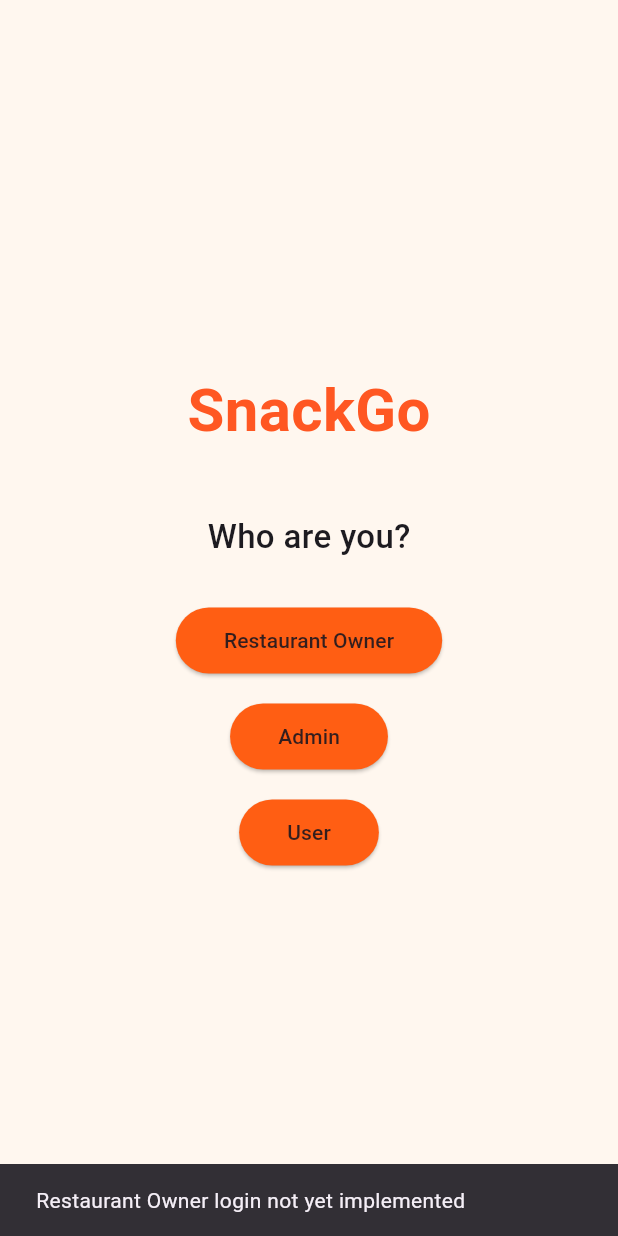
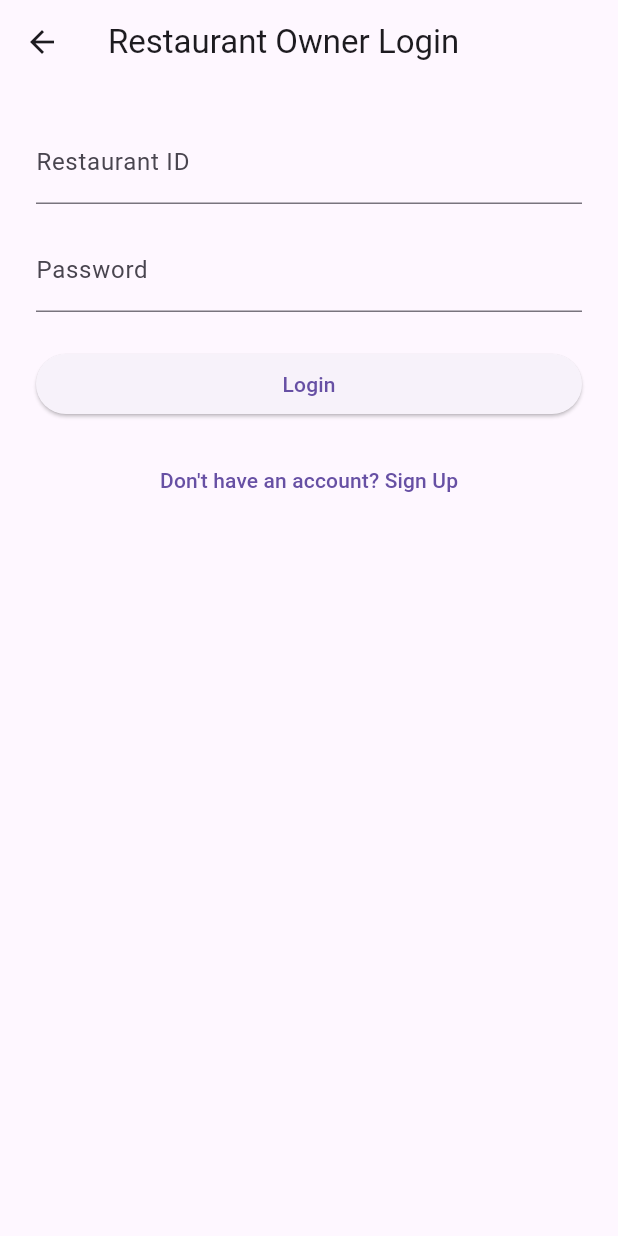
Before and after one commit to ManasviPatodia/Swiggy-Clone, a Flutter app: the screen it shows after launch, after a tap on "Restaurant Owner", on a phone screen of 412 x 824 dp. Run offline on Flutter 3.47's test engine with Material 3 defaults, Android fonts, the phone set to English and light mode, and no system bars; our stand-ins replace cloud_firestore, firebase_auth, firebase_core, google_sign_in; accounts and stored records are empty.

Commit message:
Added Google sign-in and login for restaurant owners

```diff
--- a/lib/main.dart
+++ b/lib/main.dart
@@ -1,6 +1,8 @@
 import 'package:flutter/material.dart';
 import 'package:firebase_core/firebase_core.dart';
 import 'welcome_page.dart';
+import 'restaurant_signup_page.dart';
+import 'restaurant_login_page.dart';
 
 void main() async {
   WidgetsFlutterBinding.ensureInitialized();
@@ -13,21 +15,20 @@ class SnackGoApp extends StatelessWidget {
 
   @override
   Widget build(BuildContext context) {
-    return MaterialApp(title: 'SnackGo', home: const WelcomePage());
+    return MaterialApp(
+      title: 'SnackGo',
+      home: const WelcomePage(),
+      routes: {
+        '/restaurantSignup': (context) => const RestaurantSignupPage(),
+        '/restaurantLogin': (context) => const RestaurantLoginPage(),
+        //'/restaurantSetup': (context) => const RestaurantSetupPage(),
+      },
+    );
   }
 }
 
 class MyHomePage extends StatefulWidget {
   const MyHomePage({super.key, required this.title});
-
-  // This widget is the home page of your application. It is stateful, meaning
-  // that it has a State object (defined below) that contains fields that affect
-  // how it looks.
-
-  // This class is the configuration for the state. It holds the values (in this
-  // case the title) provided by the parent (in this case the App widget) and
-  // used by the build method of the State. Fields in a Widget subclass are
-  // always marked "final".
 
   final String title;
 
@@ -40,50 +41,19 @@ class _MyHomePageState extends State<MyHomePage> {
 
   void _incrementCounter() {
     setState(() {
-      // This call to setState tells the Flutter framework that something has
-      // changed in this State, which causes it to rerun the build method below
-      // so that the display can reflect the updated values. If we changed
-      // _counter without calling setState(), then the build method would not be
-      // called again, and so nothing would appear to happen.
       _counter++;
     });
   }
 
   @override
   Widget build(BuildContext context) {
-    // This method is rerun every time setState is called, for instance as done
-    // by the _incrementCounter method above.
-    //
-    // The Flutter framework has been optimized to make rerunning build methods
-    // fast, so that you can just rebuild anything that needs updating rather
-    // than having to individually change instances of widgets.
     return Scaffold(
       appBar: AppBar(
-        // TRY THIS: Try changing the color here to a specific color (to
-        // Colors.amber, perhaps?) and trigger a hot reload to see the AppBar
-        // change color while the other colors stay the same.
         backgroundColor: Theme.of(context).colorScheme.inversePrimary,
-        // Here we take the value from the MyHomePage object that was created by
-        // the App.build method, and use it to set our appbar title.
         title: Text(widget.title),
       ),
       body: Center(
-        // Center is a layout widget. It takes a single child and positions it
-        // in the middle of the parent.
         child: Column(
-          // Column is also a layout widget. It takes a list of children and
-          // arranges them vertically. By default, it sizes itself to fit its
-          // children horizontally, and tries to be as tall as its parent.
-          //
-          // Column has various properties to control how it sizes itself and
-          // how it positions its children. Here we use mainAxisAlignment to
-          // center the children vertically; the main axis here is the vertical
-          // axis because Columns are vertical (the cross axis would be
-          // horizontal).
-          //
-          // TRY THIS: Invoke "debug painting" (choose the "Toggle Debug Paint"
-          // action in the IDE, or press "p" in the console), to see the
-          // wireframe for each widget.
           mainAxisAlignment: MainAxisAlignment.center,
           children: <Widget>[
             const Text('You have pushed the button this many times:'),
@@ -98,7 +68,7 @@ class _MyHomePageState extends State<MyHomePage> {
         onPressed: _incrementCounter,
         tooltip: 'Increment',
         child: const Icon(Icons.add),
-      ), // This trailing comma makes auto-formatting nicer for build methods.
+      ),
     );
   }
 }
--- /dev/null
+++ b/lib/restaurant_login_page.dart
@@ -0,0 +1,123 @@
+import 'package:flutter/material.dart';
+import 'package:firebase_auth/firebase_auth.dart';
+import 'package:cloud_firestore/cloud_firestore.dart';
+import 'restaurant_signup_page.dart';
+
+class RestaurantLoginPage extends StatefulWidget {
+  const RestaurantLoginPage({super.key});
+
+  @override
+  State<RestaurantLoginPage> createState() => _RestaurantLoginPageState();
+}
+
+class _RestaurantLoginPageState extends State<RestaurantLoginPage> {
+  final _restaurantIdController = TextEditingController();
+  final _passwordController = TextEditingController();
+  final _formKey = GlobalKey<FormState>();
+  bool _isLoading = false;
+  String? _errorMessage;
+
+  Future<void> _login() async {
+    if (!_formKey.currentState!.validate()) return;
+
+    setState(() {
+      _isLoading = true;
+      _errorMessage = null;
+    });
+
+    try {
+      final restaurantId = _restaurantIdController.text.trim();
+
+      final doc =
+          await FirebaseFirestore.instance
+              .collection('restaurants')
+              .doc(restaurantId)
+              .get();
+
+      if (!doc.exists) {
+        setState(() => _errorMessage = "Invalid Restaurant ID");
+        return;
+      }
+
+      final data = doc.data();
+      final email = data?['email'];
+      if (email == null) {
+        setState(() => _errorMessage = "Email not found for this ID");
+        return;
+      }
+
+      await FirebaseAuth.instance.signInWithEmailAndPassword(
+        email: email,
+        password: _passwordController.text.trim(),
+      );
+
+      Navigator.pushReplacementNamed(
+        context,
+        '/restaurantSetup',
+        arguments: restaurantId,
+      );
+    } on FirebaseAuthException catch (e) {
+      setState(() => _errorMessage = e.message);
+    } finally {
+      setState(() => _isLoading = false);
+    }
+  }
+
+  @override
+  Widget build(BuildContext context) {
+    return Scaffold(
+      appBar: AppBar(title: const Text("Restaurant Owner Login")),
+      body: Padding(
+        padding: const EdgeInsets.all(24.0),
+        child: Form(
+          key: _formKey,
+          child: ListView(
+            children: [
+              if (_errorMessage != null)
+                Text(_errorMessage!, style: const TextStyle(color: Colors.red)),
+              TextFormField(
+                controller: _restaurantIdController,
+                decoration: const InputDecoration(labelText: 'Restaurant ID'),
+                validator:
+                    (value) =>
+                        value == null || value.isEmpty
+                            ? 'Enter Restaurant ID'
+                            : null,
+              ),
+              const SizedBox(height: 16),
+              TextFormField(
+                controller: _passwordController,
+                decoration: const InputDecoration(labelText: 'Password'),
+                obscureText: true,
+                validator:
+                    (value) =>
+                        value == null || value.length < 6
+                            ? 'Enter valid password'
+                            : null,
+              ),
+              const SizedBox(height: 24),
+              _isLoading
+                  ? const Center(child: CircularProgressIndicator())
+                  : ElevatedButton(
+                    onPressed: _login,
+                    child: const Text("Login"),
+                  ),
+              const SizedBox(height: 16),
+              TextButton(
+                onPressed: () {
+                  Navigator.push(
+                    context,
+                    MaterialPageRoute(
+                      builder: (_) => const RestaurantSignupPage(),
+                    ),
+                  );
+                },
+                child: const Text("Don't have an account? Sign Up"),
+              ),
+            ],
+          ),
+        ),
+      ),
+    );
+  }
+}
--- a/lib/welcome_page.dart
+++ b/lib/welcome_page.dart
@@ -1,5 +1,6 @@
 import 'package:flutter/material.dart';
 import 'login_page.dart';
+import 'restaurant_login_page.dart';
 
 class WelcomePage extends StatelessWidget {
   const WelcomePage({super.key});
@@ -10,8 +11,12 @@ class WelcomePage extends StatelessWidget {
         context,
         MaterialPageRoute(builder: (context) => const LoginPage()),
       );
+    } else if (role == 'Restaurant Owner') {
+      Navigator.push(
+        context,
+        MaterialPageRoute(builder: (context) => const RestaurantLoginPage()),
+      );
     } else {
-      // For now, show a snackbar for Restaurant Owner and Admin
       ScaffoldMessenger.of(context).showSnackBar(
         SnackBar(content: Text('$role login not yet implemented')),
       );
--- a/pubspec.yaml
+++ b/pubspec.yaml
@@ -28,6 +28,7 @@ environment:
 # the latest version available on pub.dev. To see which dependencies have newer
 # versions available, run `flutter pub outdated`.
 dependencies:
+  uuid: ^4.0.0
   flutter:
     sdk: flutter
   firebase_core: ^2.30.0
```
Also changed, not shown: lib/restaurant_signup_page.dart (added, +127 -0 lines), pubspec.lock, 1 other file.
